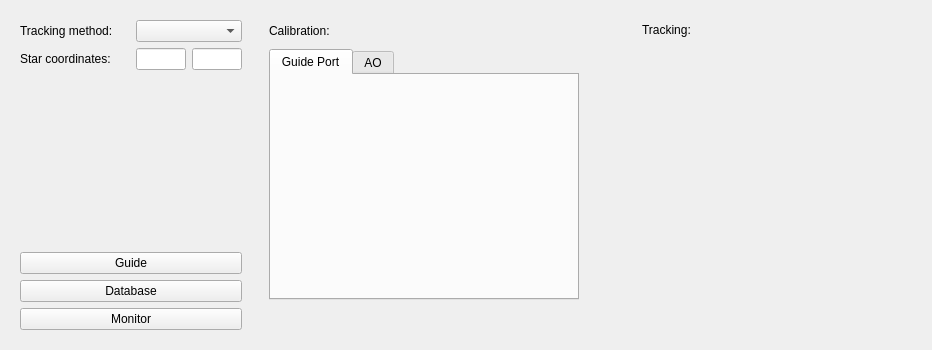
Above: snowgui/snowgui/common/guidercontrollerwidget.ui from AndreasFMueller/AstroPhotography before the change. Below: the same form after it.
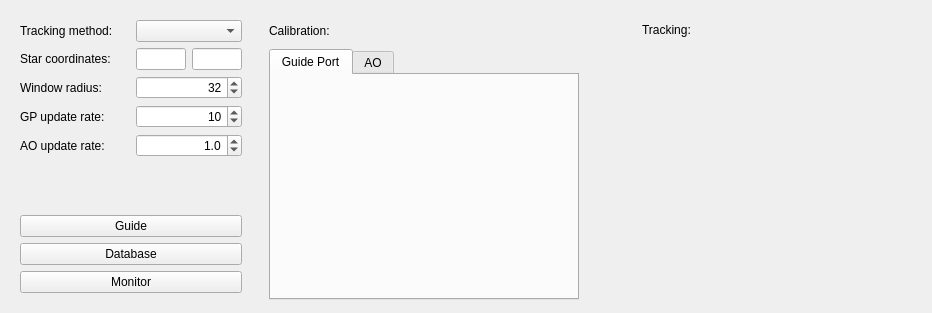
That is the form after the change. Custom widgets are drawn as their Qt base class.

```diff
--- a/snowgui/snowgui/common/guidercontrollerwidget.ui
+++ b/snowgui/snowgui/common/guidercontrollerwidget.ui
@@ -7,13 +7,19 @@
     <x>0</x>
     <y>0</y>
     <width>932</width>
-    <height>350</height>
+    <height>313</height>
    </rect>
   </property>
   <property name="minimumSize">
    <size>
     <width>0</width>
-    <height>350</height>
+    <height>313</height>
+   </size>
+  </property>
+  <property name="maximumSize">
+   <size>
+    <width>16777215</width>
+    <height>313</height>
    </size>
   </property>
   <property name="windowTitle">
@@ -35,17 +41,50 @@
       </size>
      </property>
      <layout class="QGridLayout" name="gridLayout">
+      <item row="4" column="1" colspan="2">
+       <widget class="QDoubleSpinBox" name="aoupdateintervalSpinBox">
+        <property name="alignment">
+         <set>Qt::AlignRight|Qt::AlignTrailing|Qt::AlignVCenter</set>
+        </property>
+        <property name="decimals">
+         <number>1</number>
+        </property>
+        <property name="value">
+         <double>1.000000000000000</double>
+        </property>
+       </widget>
+      </item>
+      <item row="3" column="0">
+       <widget class="QLabel" name="gpupdateintervalLabel">
+        <property name="text">
+         <string>GP update rate:</string>
+        </property>
+       </widget>
+      </item>
       <item row="1" column="1">
        <widget class="QLineEdit" name="starxField"/>
       </item>
-      <item row="5" column="0" colspan="3">
+      <item row="3" column="1" colspan="2">
+       <widget class="QDoubleSpinBox" name="gpupdateintervalSpinBox">
+        <property name="alignment">
+         <set>Qt::AlignRight|Qt::AlignTrailing|Qt::AlignVCenter</set>
+        </property>
+        <property name="decimals">
+         <number>0</number>
+        </property>
+        <property name="value">
+         <double>10.000000000000000</double>
+        </property>
+       </widget>
+      </item>
+      <item row="8" column="0" colspan="3">
        <widget class="QPushButton" name="monitorButton">
         <property name="text">
          <string>Monitor</string>
         </property>
        </widget>
       </item>
-      <item row="3" column="0" colspan="3">
+      <item row="6" column="0" colspan="3">
        <widget class="QPushButton" name="guideButton">
         <property name="text">
          <string>Guide</string>
@@ -81,7 +120,7 @@
         </property>
        </widget>
       </item>
-      <item row="2" column="0">
+      <item row="5" column="0">
        <spacer name="verticalSpacer">
         <property name="orientation">
          <enum>Qt::Vertical</enum>
@@ -94,16 +133,49 @@
         </property>
        </spacer>
       </item>
+      <item row="4" column="0">
+       <widget class="QLabel" name="aoupdateintervalLabel">
+        <property name="text">
+         <string>AO update rate:</string>
+        </property>
+       </widget>
+      </item>
       <item row="0" column="1" colspan="2">
        <widget class="QComboBox" name="methodBox"/>
       </item>
-      <item row="4" column="0" colspan="3">
+      <item row="7" column="0" colspan="3">
        <widget class="QPushButton" name="databaseButton">
         <property name="text">
          <string>Database</string>
         </property>
        </widget>
       </item>
+      <item row="2" column="0">
+       <widget class="QLabel" name="label">
+        <property name="text">
+         <string>Window radius:</string>
+        </property>
+       </widget>
+      </item>
+      <item row="2" column="1" colspan="2">
+       <widget class="snowgui::LogSpinBox" name="windowradiusSpinBox">
+        <property name="alignment">
+         <set>Qt::AlignRight|Qt::AlignTrailing|Qt::AlignVCenter</set>
+        </property>
+        <property name="decimals">
+         <number>0</number>
+        </property>
+        <property name="minimum">
+         <double>16.000000000000000</double>
+        </property>
+        <property name="maximum">
+         <double>10000.000000000000000</double>
+        </property>
+        <property name="value">
+         <double>32.000000000000000</double>
+        </property>
+       </widget>
+      </item>
      </layout>
     </widget>
    </item>
@@ -217,6 +289,11 @@
    <header location="global">calibrationwidget.h</header>
    <container>1</container>
   </customwidget>
+  <customwidget>
+   <class>snowgui::LogSpinBox</class>
+   <extends>QDoubleSpinBox</extends>
+   <header location="global">logspinbox.h</header>
+  </customwidget>
  </customwidgets>
  <resources/>
  <connections/>
```
